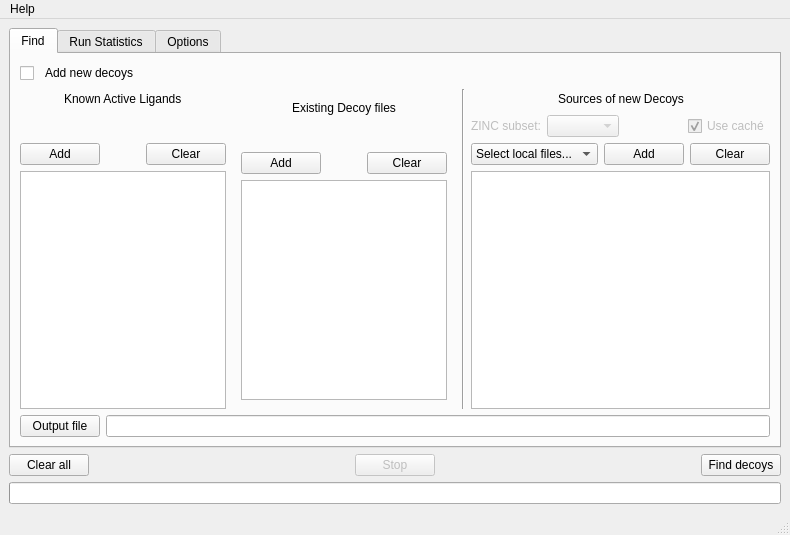
Old version of the form MainWindow.ui in the repository URV-cheminformatics/DecoyFinder.
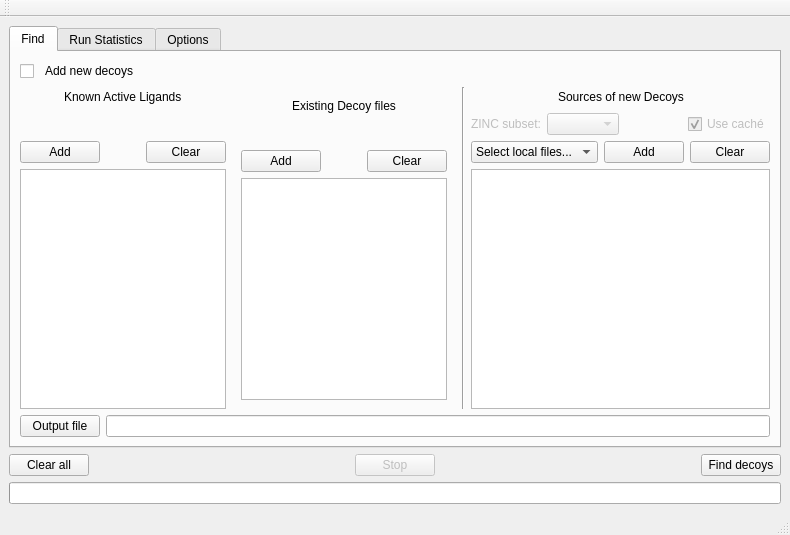
New version of the form. The open tabs and pages were chosen to show the change.

Commit message: Some GUI changes, menubar replaced by toolbar, website button, rearranged options in options tab

What changed in the file:
```diff
--- a/MainWindow.ui
+++ b/MainWindow.ui
@@ -961,30 +961,21 @@
     </item>
    </layout>
   </widget>
-  <widget class="QMenuBar" name="menubar">
-   <property name="geometry">
-    <rect>
-     <x>0</x>
-     <y>0</y>
-     <width>700</width>
-     <height>23</height>
-    </rect>
-   </property>
-   <widget class="QMenu" name="menuHelp">
-    <property name="title">
-     <string>Help</string>
-    </property>
-    <addaction name="actionAbout"/>
-    <addaction name="actionHelp"/>
-   </widget>
-   <addaction name="menuHelp"/>
-  </widget>
   <widget class="QStatusBar" name="statusbar"/>
-  <action name="actionAbout">
-   <property name="text">
-    <string>About</string>
+  <widget class="QToolBar" name="toolBar">
+   <property name="windowTitle">
+    <string>toolBar</string>
    </property>
-  </action>
+   <property name="toolButtonStyle">
+    <enum>Qt::ToolButtonTextBesideIcon</enum>
+   </property>
+   <attribute name="toolBarArea">
+    <enum>TopToolBarArea</enum>
+   </attribute>
+   <attribute name="toolBarBreak">
+    <bool>false</bool>
+   </attribute>
+  </widget>
   <action name="actionHelp">
    <property name="text">
     <string>Homepage</string>
```
Left out of the diff: 12 changed lines with no effect on the pictures. The commit also changes 3 other files.
